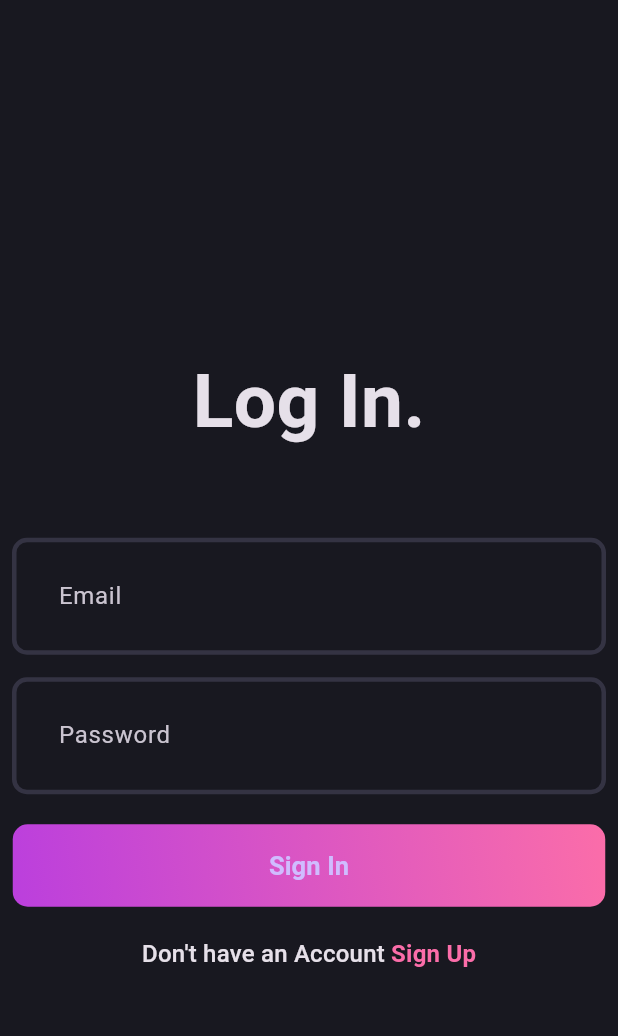
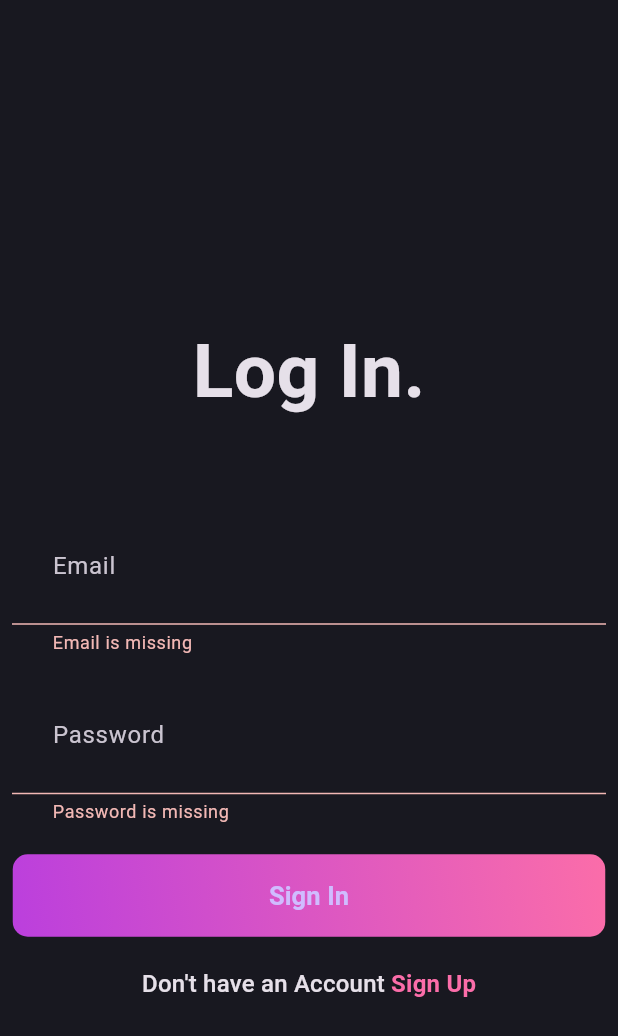
Before and after one commit to Bhuvanbuvan/blog-App, a Flutter app: the screen it shows after launch, after a tap on "Sign In", on a phone screen of 412 x 824 dp. Shown: the top 1036 px of the screen. Run offline on Flutter 3.47's test engine with Material 3 defaults, Android fonts, the phone set to English and light mode, and no system bars; our stand-ins replace flutter_bloc, fpdart, get_it, supabase_flutter; accounts and stored records are empty.

Commit message:
login page completed

```diff
--- a/lib/core/secrets/secrets.dart
+++ b/lib/core/secrets/secrets.dart
@@ -1,5 +1,5 @@
 class Secrets {
-  static String supabaseUrl = "https://kwyoeidpgngimodarqew.supabase.co";
+  static String supabaseUrl = "https://pchwnxycmywqxxhdgopn.supabase.co";
   static String supabaseAnonKey =
-      "eyJhbGciOiJIUzI1NiIsInR5cCI6IkpXVCJ9.eyJpc3MiOiJzdXBhYmFzZSIsInJlZiI6Imt3eW9laWRwZ25naW1vZGFycWV3Iiwicm9sZSI6ImFub24iLCJpYXQiOjE3MzAyMjgwOTYsImV4cCI6MjA0NTgwNDA5Nn0.q8M5-psN51lBEofY45XVuDQvi0Il4kM3fEf5N6YBANU";
+      "eyJhbGciOiJIUzI1NiIsInR5cCI6IkpXVCJ9.eyJpc3MiOiJzdXBhYmFzZSIsInJlZiI6InBjaHdueHljbXl3cXh4aGRnb3BuIiwicm9sZSI6ImFub24iLCJpYXQiOjE3MzEzNzgxNjQsImV4cCI6MjA0Njk1NDE2NH0.bqk_U4wWoxEzS7s6_ButmTjI_oiYSRYH-p1vwkR1xpw";
 }
--- a/lib/core/usecase/usecase.dart
+++ b/lib/core/usecase/usecase.dart
@@ -3,5 +3,5 @@ import 'package:blog_app/features/auth/domain/usercases/user_sign_up.dart';
 import 'package:fpdart/fpdart.dart';
 
 abstract interface class Usecase<SuccessType, Parms> {
-  Future<Either<Failure, SuccessType>> call(UserSignUpParams parms);
+  Future<Either<Failure, SuccessType>> call(Parms parms);
 }
--- /dev/null
+++ b/lib/features/auth/domain/entities/user.dart
@@ -0,0 +1,7 @@
+class User {
+  final String id;
+  final String name;
+  final String email;
+
+  User({required this.id, required this.name, required this.email});
+}
--- a/lib/features/auth/domain/repository/auth_repository.dart
+++ b/lib/features/auth/domain/repository/auth_repository.dart
@@ -1,14 +1,15 @@
 import 'package:blog_app/core/error/failure.dart';
+import 'package:blog_app/features/auth/domain/entities/user.dart';
 import 'package:fpdart/fpdart.dart';
 
 abstract interface class AuthRepository {
-  Future<Either<Failure, String>> signUpWithEmailAndPassword({
+  Future<Either<Failure, User>> signUpWithEmailAndPassword({
     required String name,
     required String email,
     required String password,
   });
 
-  Future<Either<Failure, String>> loginWithEmailAndPassword({
+  Future<Either<Failure, User>> loginWithEmailAndPassword({
     required String email,
     required String password,
   });
--- /dev/null
+++ b/lib/features/auth/domain/usercases/user_login_usecase.dart
@@ -0,0 +1,25 @@
+import 'package:blog_app/core/error/failure.dart';
+import 'package:blog_app/core/usecase/usecase.dart';
+import 'package:blog_app/features/auth/domain/entities/user.dart';
+import 'package:blog_app/features/auth/domain/repository/auth_repository.dart';
+import 'package:fpdart/fpdart.dart';
+
+class UserLoginUsecase implements Usecase<User, UserLoginIn> {
+  final AuthRepository authRepository;
+
+  const UserLoginUsecase(this.authRepository);
+  @override
+  Future<Either<Failure, User>> call(UserLoginIn parms) async {
+    return await authRepository.loginWithEmailAndPassword(
+      email: parms.email,
+      password: parms.password,
+    );
+  }
+}
+
+class UserLoginIn {
+  final String email;
+  final String password;
+
+  UserLoginIn({required this.email, required this.password});
+}
--- a/lib/features/auth/domain/usercases/user_sign_up.dart
+++ b/lib/features/auth/domain/usercases/user_sign_up.dart
@@ -1,13 +1,14 @@
 import 'package:blog_app/core/error/failure.dart';
 import 'package:blog_app/core/usecase/usecase.dart';
+import 'package:blog_app/features/auth/domain/entities/user.dart';
 import 'package:blog_app/features/auth/domain/repository/auth_repository.dart';
 import 'package:fpdart/fpdart.dart';
 
-class UserSignUp implements Usecase<String, UserSignUpParams> {
+class UserSignUp implements Usecase<User, UserSignUpParams> {
   final AuthRepository authRepository;
   const UserSignUp(this.authRepository);
   @override
-  Future<Either<Failure, String>> call(UserSignUpParams params) async {
+  Future<Either<Failure, User>> call(UserSignUpParams params) async {
     return await authRepository.signUpWithEmailAndPassword(
       name: params.name,
       email: params.email,
--- a/lib/features/auth/presentation/bloc/auth_bloc_bloc.dart
+++ b/lib/features/auth/presentation/bloc/auth_bloc_bloc.dart
@@ -1,3 +1,5 @@
+import 'package:blog_app/features/auth/domain/entities/user.dart';
+import 'package:blog_app/features/auth/domain/usercases/user_login_usecase.dart';
 import 'package:blog_app/features/auth/domain/usercases/user_sign_up.dart';
 import 'package:flutter/material.dart';
 import 'package:flutter_bloc/flutter_bloc.dart';
@@ -5,19 +7,59 @@ part 'auth_bloc_event.dart';
 part 'auth_bloc_state.dart';
 
 class AuthBlocBloc extends Bloc<AuthBlocEvent, AuthBlocState> {
+  final UserLoginUsecase _loginUsecase;
   final UserSignUp _userSignUp;
   AuthBlocBloc({
+    required UserLoginUsecase loginUsercase,
     required UserSignUp userSignUp,
   })  : _userSignUp = userSignUp,
+        _loginUsecase = loginUsercase,
         super(AuthBlocInitial()) {
-    on<AuthSignUp>((event, emit) async {
-      final res = await _userSignUp(UserSignUpParams(
+    on<AuthSignUp>(_onAuthSignUp);
+    on<AuthLogin>(_onAuthLogin);
+  }
+  void _onAuthLogin(
+    AuthLogin event,
+    Emitter<AuthBlocState> emit,
+  ) async {
+    emit(AuthLoading());
+    final res = await _loginUsecase(
+      UserLoginIn(
         email: event.email,
         password: event.password,
-        name: event.name,
-      ));
-      res.fold((l) => emit(AuthFailure(message: l.message)),
-          (r) => emit(AuthSuccess(uid: r)));
-    });
+      ),
+    );
+    res.fold(
+      (failer) => emit(
+        AuthFailure(message: failer.message),
+      ),
+      (user) => emit(
+        AuthSuccess(user: user),
+      ),
+    );
+  }
+
+  void _onAuthSignUp(
+    AuthSignUp event,
+    Emitter<AuthBlocState> emit,
+  ) async {
+    emit(AuthLoading());
+    final res = await _userSignUp(UserSignUpParams(
+      email: event.email,
+      password: event.password,
+      name: event.name,
+    ));
+    res.fold(
+      (l) => emit(
+        AuthFailure(
+          message: l.message,
+        ),
+      ),
+      (user) => emit(
+        AuthSuccess(
+          user: user,
+        ),
+      ),
+    );
   }
 }
--- a/lib/features/auth/presentation/bloc/auth_bloc_event.dart
+++ b/lib/features/auth/presentation/bloc/auth_bloc_event.dart
@@ -14,3 +14,13 @@ final class AuthSignUp extends AuthBlocEvent {
     required this.name,
   });
 }
+
+final class AuthLogin extends AuthBlocEvent {
+  final String email;
+  final String password;
+
+  AuthLogin({
+    required this.email,
+    required this.password,
+  });
+}
--- a/lib/features/auth/presentation/bloc/auth_bloc_state.dart
+++ b/lib/features/auth/presentation/bloc/auth_bloc_state.dart
@@ -10,9 +10,9 @@ final class AuthBlocInitial extends AuthBlocState {}
 final class AuthLoading extends AuthBlocState {}
 
 final class AuthSuccess extends AuthBlocState {
-  final String uid;
+  final User user;
 
-  const AuthSuccess({required this.uid});
+  const AuthSuccess({required this.user});
 }
 
 final class AuthFailure extends AuthBlocState {
--- a/lib/features/auth/presentation/pages/login_page.dart
+++ b/lib/features/auth/presentation/pages/login_page.dart
@@ -1,8 +1,13 @@
+import 'package:blog_app/core/common/widgets/loader.dart';
 import 'package:blog_app/core/theme/app_pallete.dart';
+import 'package:blog_app/features/auth/presentation/bloc/auth_bloc_bloc.dart';
 import 'package:blog_app/features/auth/presentation/pages/signup_page.dart';
 import 'package:blog_app/features/auth/presentation/widgets/auth_field.dart';
 import 'package:blog_app/features/auth/presentation/widgets/auth_gradient_button.dart';
 import 'package:flutter/material.dart';
+import 'package:flutter_bloc/flutter_bloc.dart';
+
+import '../../../../core/utils/show_snacbar.dart';
 
 class LoginPage extends StatefulWidget {
   static route() => MaterialPageRoute(builder: (context) => const LoginPage());
@@ -30,7 +35,17 @@ class _LoginPageState extends State<LoginPage> {
       appBar: AppBar(),
       body: Padding(
         padding: const EdgeInsets.all(8.0),
-        child: Form(
+        child: BlocConsumer<AuthBlocBloc, AuthBlocState>(
+          listener: (context, state) {
+            if (state is AuthFailure) {
+              ShowSnacbar(context, state.message);
+            }
+          },
+          builder: (context, state) {
+            if (state is AuthLoading) {
+              return const Loader();
+            }
+            return Form(
               key: formkey,
               child: Column(
                 crossAxisAlignment: CrossAxisAlignment.center,
@@ -63,7 +78,16 @@ class _LoginPageState extends State<LoginPage> {
                   ),
                   AuthGradientButton(
                     textName: "Sign In",
-                onPressed: () {},
+                    onPressed: () {
+                      if (formkey.currentState!.validate()) {
+                        context.read<AuthBlocBloc>().add(
+                              AuthLogin(
+                                email: emailController.text.trim(),
+                                password: passwordController.text.trim(),
+                              ),
+                            );
+                      }
+                    },
                   ),
                   const SizedBox(
                     height: 20,
@@ -79,8 +103,10 @@ class _LoginPageState extends State<LoginPage> {
                           children: [
                             TextSpan(
                               text: " Sign Up",
-                          style:
-                              Theme.of(context).textTheme.titleMedium?.copyWith(
+                              style: Theme.of(context)
+                                  .textTheme
+                                  .titleMedium
+                                  ?.copyWith(
                                     color: AppPallete.gradient2,
                                     fontWeight: FontWeight.bold,
                                   ),
@@ -90,6 +116,8 @@ class _LoginPageState extends State<LoginPage> {
                   )
                 ],
               ),
+            );
+          },
         ),
       ),
     );
--- a/lib/init_dependencies.dart
+++ b/lib/init_dependencies.dart
@@ -2,6 +2,7 @@ import 'package:blog_app/core/secrets/secrets.dart';
 import 'package:blog_app/features/auth/data/datasource/auth_remote_datasource.dart';
 import 'package:blog_app/features/auth/data/repositories/auth_repository_impl.dart';
 import 'package:blog_app/features/auth/domain/repository/auth_repository.dart';
+import 'package:blog_app/features/auth/domain/usercases/user_login_usecase.dart';
 import 'package:blog_app/features/auth/presentation/bloc/auth_bloc_bloc.dart';
 import 'package:get_it/get_it.dart';
 import 'package:blog_app/features/auth/domain/usercases/user_sign_up.dart';
@@ -35,7 +36,16 @@ void _initAuth() {
     ),
   );
 
+  serviceLocator.registerFactory(
+    () => UserLoginUsecase(
+      serviceLocator(),
+    ),
+  );
+
   serviceLocator.registerLazySingleton(
-    () => AuthBlocBloc(userSignUp: serviceLocator()),
+    () => AuthBlocBloc(
+      userSignUp: serviceLocator(),
+      loginUsercase: serviceLocator(),
+    ),
   );
 }
--- a/lib/main.dart
+++ b/lib/main.dart
@@ -8,10 +8,16 @@ import 'package:flutter_bloc/flutter_bloc.dart';
 void main() async {
   WidgetsFlutterBinding.ensureInitialized();
   await initDependencies();
-  runApp(MultiBlocProvider(
-    providers: [BlocProvider(create: (_) => serviceLocator<AuthBlocBloc>())],
-    child: const MyApp(),
-  ));
+  runApp(
+    MultiBlocProvider(
+      providers: [
+        BlocProvider(
+          create: (_) => serviceLocator<AuthBlocBloc>(),
+        ),
+      ],
+      child: const MyApp(),
+    ),
+  );
 }
 
 class MyApp extends StatelessWidget {
--- a/pubspec.yaml
+++ b/pubspec.yaml
@@ -19,7 +19,7 @@ publish_to: 'none' # Remove this line if you wish to publish to pub.dev
 version: 1.0.0+1
 
 environment:
-  sdk: ^3.5.3
+  sdk: ^3.5.4
 
 # Dependencies specify other packages that your package needs in order to work.
 # To automatically upgrade your package dependencies to the latest versions
```
Also changed, not shown: lib/core/common/widgets/loader.dart (added, +12 -0 lines), lib/core/utils/show_snacbar.dart (added, +11 -0 lines), lib/features/auth/data/datasource/auth_remote_datasource.dart (+19 -7 lines), lib/features/auth/data/model/user_model.dart (added, +17 -0 lines), lib/features/auth/data/repositories/auth_repository_impl.dart (+29 -11 lines), lib/features/auth/presentation/pages/signup_page.dart (+19 -3 lines), pubspec.lock. Lines whose indentation alone changed are shown as unchanged.
